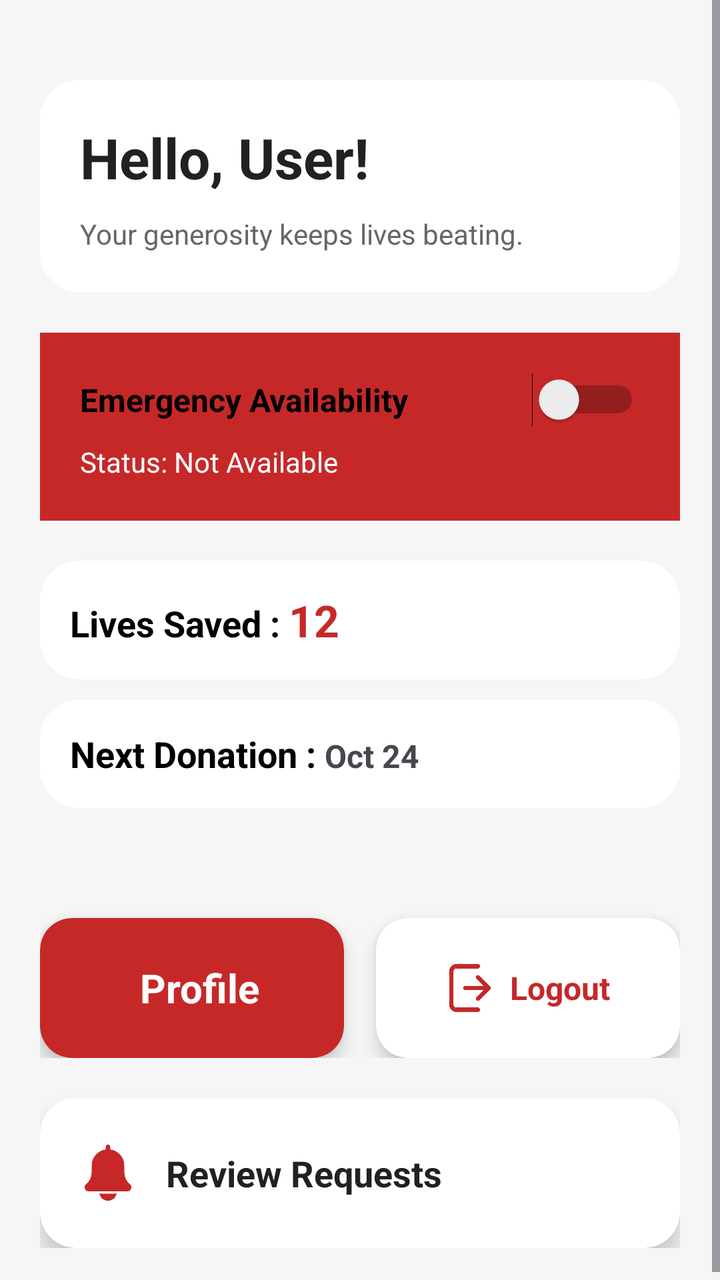
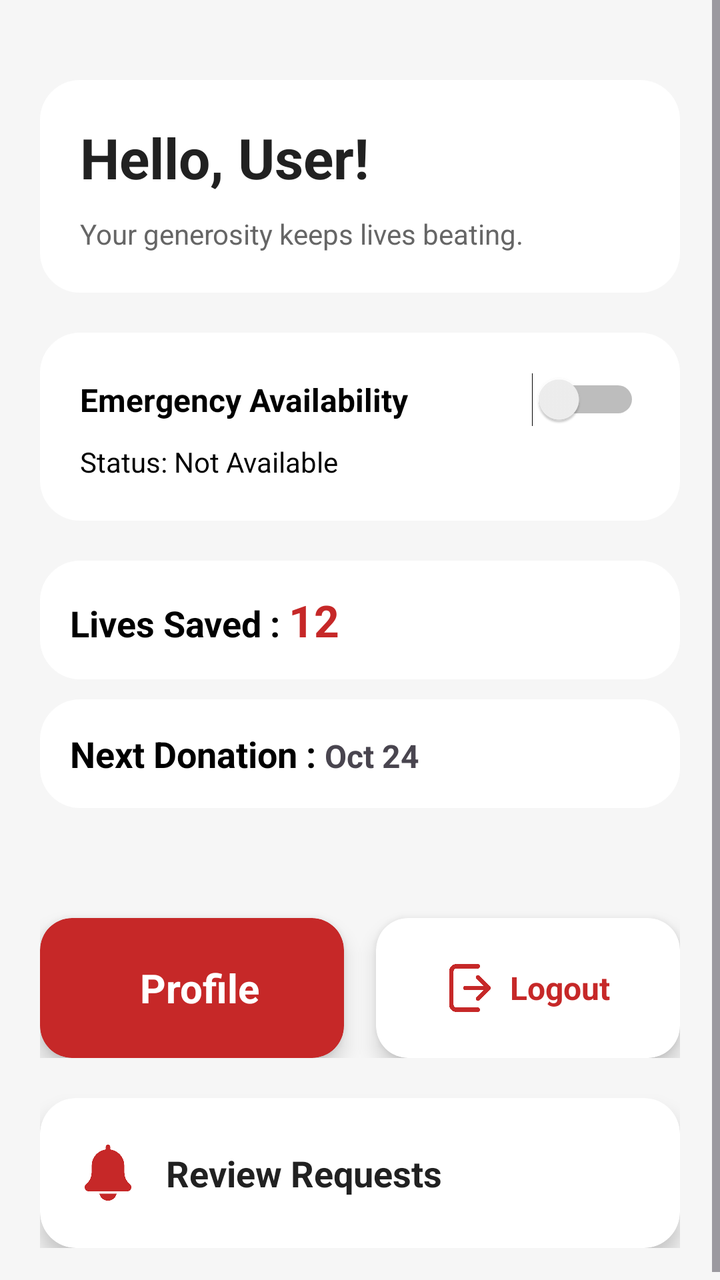

Before-and-after screenshots of an Android layout around one commit, followed by the original layout XML and the change that was made.
<!-- AndroidManifest.xml: application theme Theme.BloodDonarNet -->
<!-- res/layout/activity_donor_dashboard.xml -->
<?xml version="1.0" encoding="utf-8"?>
<ScrollView xmlns:android="http://schemas.android.com/apk/res/android"
    xmlns:tools="http://schemas.android.com/tools"
    android:layout_width="match_parent"
    android:layout_height="match_parent"
    xmlns:app="http://schemas.android.com/apk/res-auto"
    android:background="#F6F6F6">

    <LinearLayout
        android:orientation="vertical"
        android:padding="20dp"
        android:layout_width="match_parent"
        android:layout_height="wrap_content">

        <LinearLayout
            android:layout_width="match_parent"
            android:layout_height="wrap_content"
            android:orientation="vertical"
            android:padding="20dp"
            android:layout_marginTop="20dp"
            android:background="@drawable/card_bg">

            <TextView
                android:id="@+id/welcomeText"
                android:text="Hello, User!"
                android:textSize="28sp"
                android:textStyle="bold"
                android:textColor="#212121"
                android:layout_width="wrap_content"
                android:layout_height="wrap_content"/>

            <TextView
                android:text="Your generosity keeps lives beating."
                android:textSize="14sp"
                android:textColor="#666"
                android:layout_marginTop="10dp"
                android:layout_width="wrap_content"
                android:layout_height="wrap_content"/>
        </LinearLayout>


        <LinearLayout
            android:layout_width="match_parent"
            android:layout_height="wrap_content"
            android:orientation="vertical"
            android:padding="20dp"
            android:layout_marginTop="20dp"
            android:background="#C62828">

            <LinearLayout
                android:layout_width="match_parent"
                android:layout_height="wrap_content"
                android:orientation="horizontal"
                android:gravity="center_vertical">

                <TextView
                    android:text="Emergency Availability"
                    android:textSize="16sp"
                    android:textStyle="bold"
                    android:layout_width="0dp"
                    android:layout_weight="1"
                    android:textColor="@color/black"
                    android:layout_height="wrap_content"/>

                <Switch
                    android:id="@+id/availabilitySwitch"
                    android:layout_width="wrap_content"
                    android:layout_height="wrap_content"/>
            </LinearLayout>

            <TextView
                android:id="@+id/statusText"
                android:text="Status: Not Available"
                android:textColor="@color/white"
                android:layout_marginTop="8dp"
                android:layout_width="wrap_content"
                android:layout_height="wrap_content"/>


        </LinearLayout>


        <LinearLayout
            android:layout_width="match_parent"
            android:layout_height="wrap_content"
            android:orientation="vertical"
            android:layout_marginTop="20dp">


            <LinearLayout
                android:layout_width="match_parent"
                android:layout_height="wrap_content"
                android:padding="15dp"
                android:background="@drawable/card_bg">

                <TextView
                    android:text="Lives Saved : "
                    android:textSize="18sp"
                    android:textColor="@color/black"
                    android:textStyle="bold"
                    android:layout_width="wrap_content"
                    android:layout_height="wrap_content"/>

                <TextView
                    android:id="@+id/livesSaved"
                    android:text="12"
                    android:textSize="22sp"
                    android:textStyle="bold"
                    android:textColor="#C62828"
                    android:layout_width="wrap_content"
                    android:layout_height="wrap_content"/>
            </LinearLayout>


            <LinearLayout
                android:layout_width="match_parent"
                android:layout_height="wrap_content"
                android:layout_marginTop="10dp"
                android:padding="15dp"
                android:background="@drawable/card_bg">

                <TextView
                    android:text="Next Donation : "
                    android:textSize="18sp"
                    android:textStyle="bold"
                    android:textColor="@color/black"
                    android:layout_width="wrap_content"
                    android:layout_height="wrap_content"/>

                <TextView
                    android:id="@+id/nextDate"
                    android:text="Oct 24"
                    android:textSize="16sp"
                    android:textStyle="bold"
                    android:layout_width="wrap_content"
                    android:layout_height="wrap_content"/>
            </LinearLayout>

        </LinearLayout>


        <LinearLayout
            android:layout_width="match_parent"
            android:layout_height="wrap_content"
            android:orientation="horizontal"
            android:layout_marginTop="20dp"
            android:weightSum="2">


            <androidx.cardview.widget.CardView
                android:layout_width="0dp"
                android:layout_height="70dp"
                android:id="@+id/profile"
                android:layout_weight="1"
                android:layout_marginEnd="8dp"
                app:cardCornerRadius="16dp"
                android:layout_marginTop="35sp"
                app:cardElevation="6dp"
                app:cardBackgroundColor="#C62828">

                <LinearLayout
                    android:layout_width="match_parent"
                    android:layout_height="match_parent"
                    android:gravity="center"
                    android:orientation="horizontal">

                    <TextView
                        android:layout_width="wrap_content"
                        android:layout_height="wrap_content"
                        android:text="Profile"
                        android:textColor="#FFFFFF"
                        android:textStyle="bold"
                        android:textSize="20sp"
                        android:layout_marginStart="8dp"/>
                </LinearLayout>
            </androidx.cardview.widget.CardView>


            <androidx.cardview.widget.CardView
                android:layout_width="0dp"
                android:layout_height="70dp"
                android:id="@+id/logout"
                android:layout_weight="1"
                android:layout_marginTop="35sp"
                android:layout_marginStart="8dp"
                app:cardCornerRadius="16dp"
                app:cardElevation="6dp"
                app:cardBackgroundColor="#FFFFFF">

                <LinearLayout
                    android:layout_width="match_parent"
                    android:layout_height="match_parent"
                    android:gravity="center"
                    android:orientation="horizontal">

                    <ImageView
                        android:layout_width="24dp"
                        android:layout_height="24dp"
                        android:src="@drawable/logout"
                        android:tint="#C62828"
                        tools:ignore="UseAppTint" />

                    <TextView
                        android:layout_width="wrap_content"
                        android:layout_height="wrap_content"
                        android:text="Logout"
                        android:textColor="#C62828"
                        android:textStyle="bold"
                        android:textSize="16sp"
                        android:layout_marginStart="8dp"/>
                </LinearLayout>
            </androidx.cardview.widget.CardView>


        </LinearLayout>
        <androidx.cardview.widget.CardView
            android:id="@+id/reviewRequests"
            android:layout_width="match_parent"
            android:layout_height="75dp"
            android:layout_marginTop="20dp"
            app:cardCornerRadius="18dp"
            app:cardElevation="6dp"
            app:cardBackgroundColor="#FFFFFF">

            <LinearLayout
                android:layout_width="match_parent"
                android:layout_height="match_parent"

                android:orientation="horizontal"
                android:gravity="center_vertical"
                android:padding="20dp">

                <ImageView
                    android:layout_width="28dp"
                    android:layout_height="28dp"
                    android:src="@drawable/bell"
                    android:tint="#C62828"
                    tools:ignore="UseAppTint"/>

                <LinearLayout
                    android:layout_width="0dp"
                    android:layout_height="wrap_content"
                    android:layout_weight="1"
                    android:orientation="vertical"
                    android:layout_marginStart="15dp">

                    <TextView
                        android:layout_width="wrap_content"
                        android:layout_height="wrap_content"
                        android:text="Review Requests"
                        android:textStyle="bold"
                        android:textSize="18sp"
                        android:textColor="#212121"/>


                </LinearLayout>

            </LinearLayout>

        </androidx.cardview.widget.CardView>



    </LinearLayout>
</ScrollView>
<!-- resources referenced by this layout -->
<resources>
  <color name="black">#FF000000</color>
  <color name="white">#FFFFFFFF</color>
  <!-- drawable bell: png bitmap (drawable, 8438 bytes) -->
  <!-- drawable card_bg (drawable) -->
  <shape xmlns:android="http://schemas.android.com/apk/res/android">
      <solid android:color="#FFFFFF"/>
      <corners android:radius="20dp"/>
  </shape>
  <!-- drawable logout: png bitmap (drawable, 7623 bytes) -->
  <style name="Theme.BloodDonarNet" parent="Base.Theme.BloodDonarNet" />
  <style name="Base.Theme.BloodDonarNet" parent="Theme.Material3.DayNight.NoActionBar">
          
          
      </style>
</resources>

<!-- the commit's change to res/layout/activity_donor_dashboard.xml (unified diff, before → after) -->
@@ -45,7 +45,7 @@
             android:orientation="vertical"
             android:padding="20dp"
             android:layout_marginTop="20dp"
-            android:background="#C62828">
+            android:background="@drawable/card_bg">
 
             <LinearLayout
                 android:layout_width="match_parent"
@@ -71,7 +71,7 @@
             <TextView
                 android:id="@+id/statusText"
                 android:text="Status: Not Available"
-                android:textColor="@color/white"
+                android:textColor="@color/black"
                 android:layout_marginTop="8dp"
                 android:layout_width="wrap_content"
                 android:layout_height="wrap_content"/>
<!-- resource entries referenced after the edit -->
@@ -1,7 +1,6 @@
 <!-- resources referenced by this layout -->
 <resources>
   <color name="black">#FF000000</color>
-  <color name="white">#FFFFFFFF</color>
   <!-- drawable bell: png bitmap (drawable, 8438 bytes) -->
   <!-- drawable card_bg (drawable) -->
   <shape xmlns:android="http://schemas.android.com/apk/res/android">
